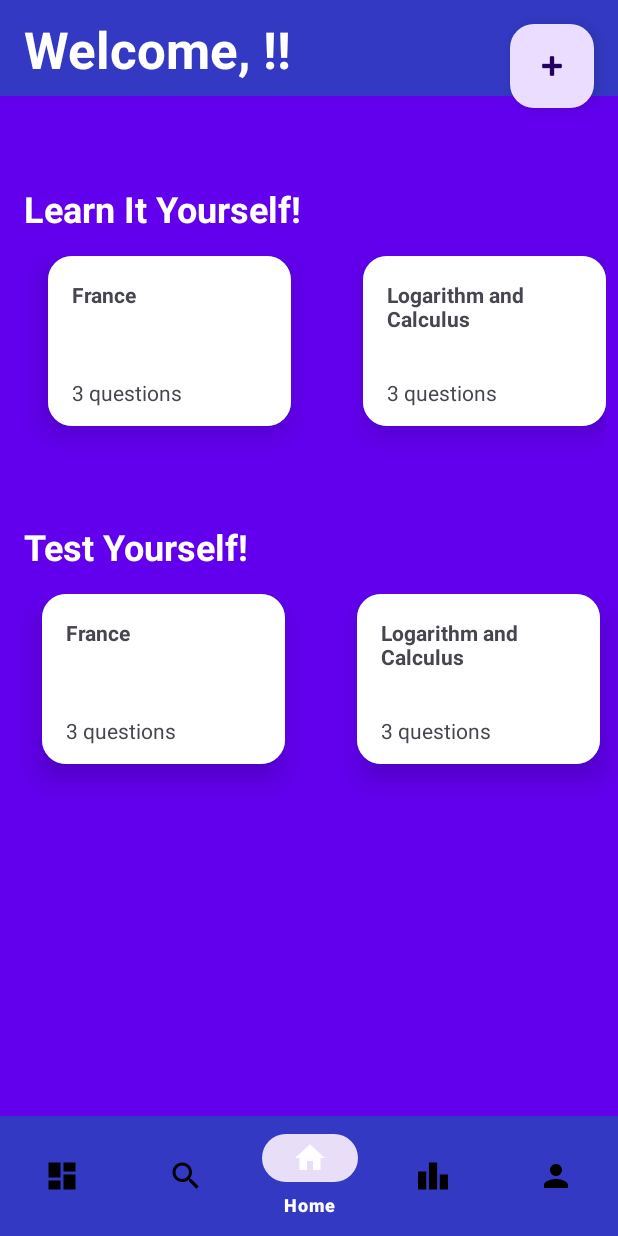
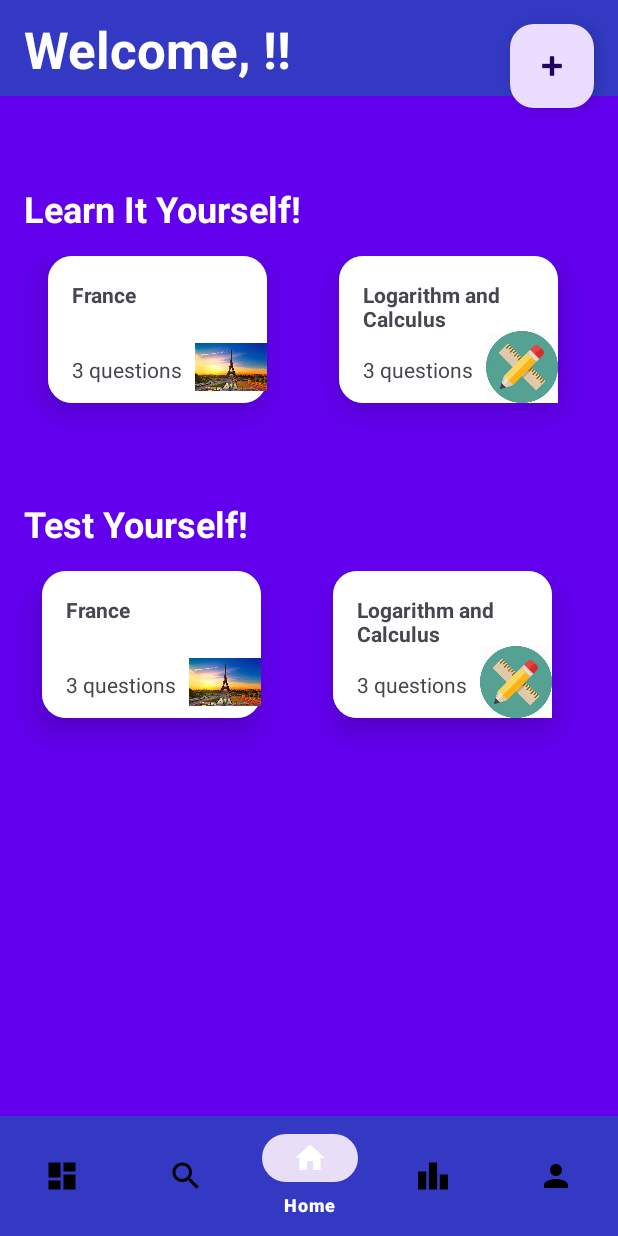
Before and after one commit to MAD2023-Team4/23-CacheFlash, an Android app: the MainActivity screen opened directly, with no data from a screen before it, on a phone screen of 412 x 824 dp. Run offline under Robolectric (Android 15) with nearby library versions, the phone set to English and light mode, and no system bars; our stand-ins replace Firebase (no records; nobody signed in at launch, a user with empty details on screens opened directly); pictures from the network do not load.

Commit message:
final design changes

```diff
--- a/app/src/main/java/sg/edu/np/mad/madasgcacheflash/CreateDefaultFc.java
+++ b/app/src/main/java/sg/edu/np/mad/madasgcacheflash/CreateDefaultFc.java
@@ -22,6 +22,7 @@ public class CreateDefaultFc {
         france.setQuestions(questions);
         france.setAnswers(answers);
         france.setCategory("Social Studies");
+        france.setImageResourceId(R.drawable.france);
         flashcardList.add(france);
 
         Flashcard math = new Flashcard();
@@ -37,6 +38,7 @@ public class CreateDefaultFc {
         math.setQuestions(questions);
         math.setAnswers(answers);
         math.setCategory("Math");
+        math.setImageResourceId(R.drawable.math);
         flashcardList.add(math);
 
         //___________________________________________________________________________________________
@@ -85,6 +87,7 @@ public class CreateDefaultFc {
         socialStudies.setQuestions(questions);
         socialStudies.setAnswers(answers);
         socialStudies.setCategory("Social Studies");
+        socialStudies.setImageResourceId(R.drawable.sgss);
         flashcardList.add(socialStudies);
 
         //___________________________________________________________________________________________
@@ -169,6 +172,7 @@ public class CreateDefaultFc {
         economics.setQuestions(questions);
         economics.setAnswers(answers);
         economics.setCategory("Economics");
+        economics.setImageResourceId(R.drawable.economics);
         flashcardList.add(economics);
 
         //___________________________________________________________________________________________
@@ -255,6 +259,7 @@ public class CreateDefaultFc {
         internationalTrade.setQuestions(questions);
         internationalTrade.setAnswers(answers);
         internationalTrade.setCategory("Economics");
+        internationalTrade.setImageResourceId(R.drawable.internationaltrade);
         flashcardList.add(internationalTrade);
 
         //___________________________________________________________________________________________
@@ -341,6 +346,7 @@ public class CreateDefaultFc {
         monetaryPolicy.setQuestions(questions);
         monetaryPolicy.setAnswers(answers);
         monetaryPolicy.setCategory("Economics");
+        monetaryPolicy.setImageResourceId(R.drawable.monetorypolicy);
         flashcardList.add(monetaryPolicy);
 
         //___________________________________________________________________________________________
@@ -386,6 +392,7 @@ public class CreateDefaultFc {
         supplyAndDemand.setQuestions(questions);
         supplyAndDemand.setAnswers(answers);
         supplyAndDemand.setCategory("Economics");
+        supplyAndDemand.setImageResourceId(R.drawable.demandnsupply);
         flashcardList.add(supplyAndDemand);
 
         //___________________________________________________________________________________________
@@ -488,6 +495,7 @@ public class CreateDefaultFc {
         sgGeneralKnowledge.setQuestions(questions);
         sgGeneralKnowledge.setAnswers(answers);
         sgGeneralKnowledge.setCategory("Social Studies");
+        sgGeneralKnowledge.setImageResourceId(R.drawable.sgpropog);
         flashcardList.add(sgGeneralKnowledge);
 
         //___________________________________________________________________________________________
@@ -542,6 +550,7 @@ public class CreateDefaultFc {
         algebra.setQuestions(questions);
         algebra.setAnswers(answers);
         algebra.setCategory("Math");
+        algebra.setImageResourceId(R.drawable.algebra);
         flashcardList.add(algebra);
 
         return flashcardList;
--- a/app/src/main/java/sg/edu/np/mad/madasgcacheflash/Flashcard.java
+++ b/app/src/main/java/sg/edu/np/mad/madasgcacheflash/Flashcard.java
@@ -15,6 +15,7 @@ public class Flashcard implements Parcelable {
     private String category;
     private Map<String, Double> percentage; // Store percentage as HashMap for different difficulty levels
     private Map<String, Integer> attempts;
+    private int imageResourceId;
     private double totalPercentage;
     public Flashcard() {
         percentage = new HashMap<>();
@@ -29,6 +30,7 @@ public class Flashcard implements Parcelable {
         this.username = username;
         this.category = category;
         percentage = new HashMap<>();
+        this.imageResourceId = imageResourceId;
     }
 
     public String getTitle() {
@@ -85,6 +87,18 @@ public class Flashcard implements Parcelable {
     public void setAttempts(Map<String, Integer> attempts) {
         this.attempts = attempts;
     }
+
+    // Getter and setter for imageResourceId
+    public int getImageResourceId() {
+        return imageResourceId;
+    }
+
+    public void setImageResourceId(int imageResourceId) {
+        this.imageResourceId = imageResourceId;
+    }
+
+
+
     public void updateStats(double percentage, String difficultyLevel) {
         // Update the total percentage and increment the attempts for the respective difficulty level
         totalPercentage += percentage;
@@ -114,6 +128,7 @@ public class Flashcard implements Parcelable {
         title = in.readString();
         questions = in.createStringArrayList();
         answers = in.createStringArrayList();
+
     }
 
     public static final Creator<Flashcard> CREATOR = new Creator<Flashcard>() {
--- a/app/src/main/java/sg/edu/np/mad/madasgcacheflash/FlashcardAdapter.java
+++ b/app/src/main/java/sg/edu/np/mad/madasgcacheflash/FlashcardAdapter.java
@@ -43,7 +43,14 @@ public class FlashcardAdapter extends RecyclerView.Adapter<FlashcardViewHolder>
         // Bind the data to the views in the flashcard_item.xml layout
         holder.titleTextView.setText(flashcard.getTitle());
         holder.descTextView.setText(flashcard.getQuestions().size() + " questions");
-        // Bind other views as needed
+        // Check if the imageResourceId is valid (not null or 0)
+        if (flashcard.getImageResourceId() != 0) {
+            // Load the image into the ImageView using the resource ID
+            holder.imageView.setImageResource(flashcard.getImageResourceId());
+        } else {
+            // If imageResourceId is null or 0, set a default picture here
+            holder.imageView.setImageResource(R.drawable.france); // Replace "default_image" with the resource ID of your default image
+        }
 
         holder.itemView.setOnClickListener(new View.OnClickListener() {
             @Override
--- a/app/src/main/java/sg/edu/np/mad/madasgcacheflash/FlashcardViewHolder.java
+++ b/app/src/main/java/sg/edu/np/mad/madasgcacheflash/FlashcardViewHolder.java
@@ -12,6 +12,7 @@ public class FlashcardViewHolder extends RecyclerView.ViewHolder {
     // Declare the views in flashcard_item.xml
     public TextView titleTextView;
     public TextView descTextView;
+    public ImageView imageView;
 
     public FlashcardViewHolder(View itemView) {
         super(itemView);
@@ -19,6 +20,7 @@ public class FlashcardViewHolder extends RecyclerView.ViewHolder {
         // Initialize the views in flashcard_item.xml
         titleTextView = itemView.findViewById(R.id.titleTextView);
         descTextView = itemView.findViewById(R.id.textViewDesc);
+        imageView = itemView.findViewById(R.id.imageView);
         // Initialize other views as needed
     }
 }
--- a/app/src/main/res/layout/flashcard_item.xml
+++ b/app/src/main/res/layout/flashcard_item.xml
@@ -9,8 +9,8 @@
 
     <TextView
         android:id="@+id/titleTextView"
-        android:layout_width="146dp"
-        android:layout_height="65dp"
+        android:layout_width="130dp"
+        android:layout_height="50dp"
         android:layout_marginStart="16dp"
         android:layout_marginTop="16dp"
         android:text="TextView"
@@ -27,4 +27,13 @@
         app:layout_constraintStart_toStartOf="parent"
         app:layout_constraintTop_toBottomOf="@+id/titleTextView" />
 
+    <!-- Add ImageView -->
+    <ImageView
+        android:id="@+id/imageView"
+        android:layout_width="48dp"
+        android:layout_height="48dp"
+        android:src="@drawable/ic_flashcardlogo"
+        app:layout_constraintBottom_toBottomOf="parent"
+        app:layout_constraintEnd_toEndOf="parent" />
+
 </androidx.constraintlayout.widget.ConstraintLayout>
```
Also changed, not shown: app/src/main/res/drawable/algebra.png (added), app/src/main/res/drawable/demandnsupply.png (added), app/src/main/res/drawable/economics.png (added), app/src/main/res/drawable/internationaltrade.png (added), app/src/main/res/drawable/math.png (added), app/src/main/res/drawable/monetorypolicy.png (added), app/src/main/res/drawable/sgpropog.png (added).
